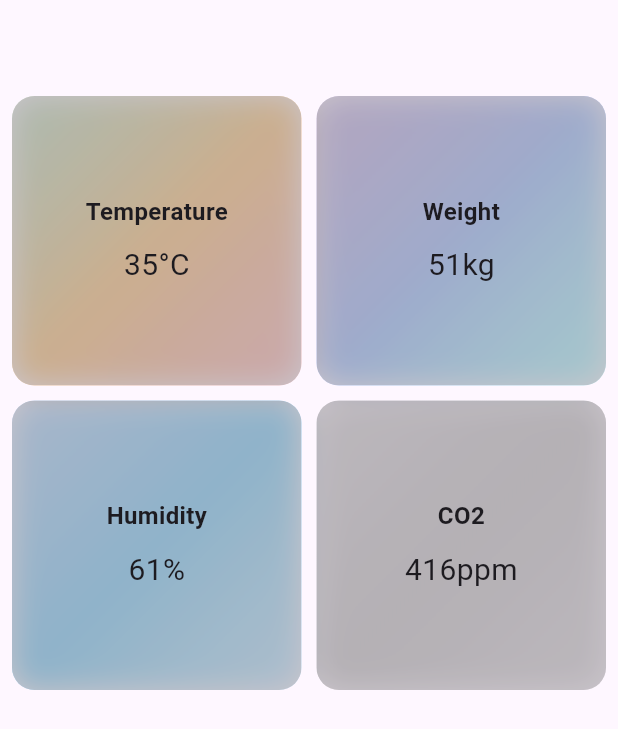
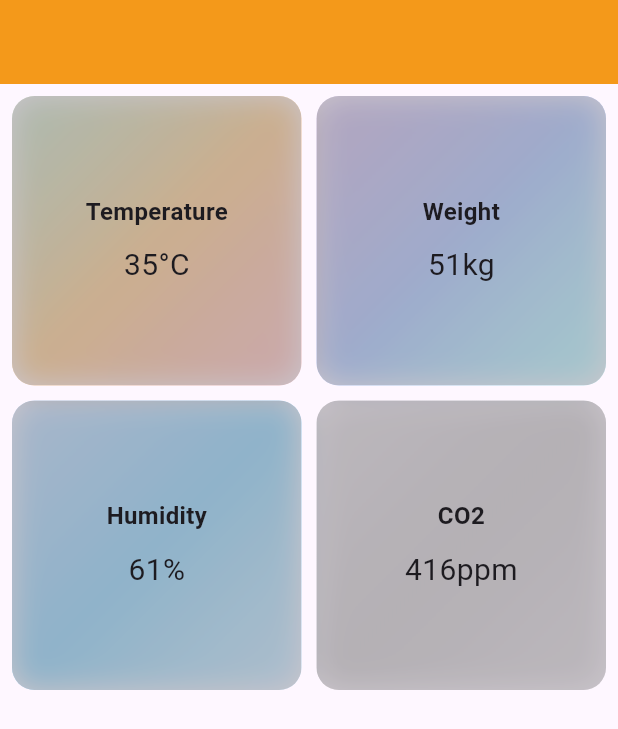
Before and after one commit to buungoo/Beehive-interface, a Flutter app: the BeehiveDetailPage screen opened directly with empty values, on a phone screen of 412 x 824 dp. Shown: the top 729 px of the screen. Run offline on Flutter 3.47's test engine with Material 3 defaults, Android fonts, the phone set to English and light mode, and no system bars; our stand-ins replace go_router.

Commit message:
Redesigning Overview and Detail page.

```diff
--- a/lib/providers/beehive_data_provider.dart
+++ b/lib/providers/beehive_data_provider.dart
@@ -5,6 +5,8 @@ import 'dart:math';
 class BeehiveDataProvider {
   // Simulates a stream of nullable temperature data
   Stream<BeehiveData> getBeehiveDataStream() async* {
+    // TODO: Investigate if its possible to do socket connection instead
+
     var random = Random();
     int temp = 35; // Initial temperature in °C
     int weight = 50; // Initial hive weight in kg
@@ -19,6 +21,8 @@ class BeehiveDataProvider {
       } else {
         init = true;
       }
+
+      print("Fetch Data");
       // Simulate small fluctuations in temperature (±0.5°C)
       temp += random.nextInt(3) - 1;
 
--- a/lib/views/beehive_detail_page.dart
+++ b/lib/views/beehive_detail_page.dart
@@ -24,7 +24,8 @@ class BeehiveDetailPage extends StatelessWidget {
       },
       child: SharedScaffold(
         context: context,
-        appBar: getNavigationBar(context: context, title: beehive.name),
+        appBar: getNavigationBar(
+            context: context, title: beehive.name, bgcolor: Color(0xFFf4991a)),
         body: Column(
           children: [
             Expanded(
--- a/lib/views/overview_page.dart
+++ b/lib/views/overview_page.dart
@@ -18,7 +18,10 @@ class OverviewPage extends StatelessWidget {
 
     return SharedScaffold(
       context: context,
-      appBar: getNavigationBar(context: context, title: 'Beehive Overview'),
+      appBar: getNavigationBar(
+          context: context,
+          title: 'Beehive Overview',
+          bgcolor: Color(0xFFf4991a)),
       body: FutureBuilder<List<Beehive>>(
         future: beehiveList,
         builder: (context, snapshot) {
--- a/lib/widgets/SharedAppBar.dart
+++ b/lib/widgets/SharedAppBar.dart
@@ -3,8 +3,14 @@ import 'package:flutter/material.dart';
 import '../utils/helpers.dart';
 
 PreferredSizeWidget? getNavigationBar(
-    {required BuildContext context, required String title}) {
+    {required BuildContext context, required String title, Color? bgcolor}) {
   return isIOS(context)
-      ? CupertinoNavigationBar(middle: Text(title))
-      : AppBar(title: Text(title));
+      ? CupertinoNavigationBar(
+          middle: Text(title),
+          backgroundColor: bgcolor,
+        )
+      : AppBar(
+          title: Text(title),
+          backgroundColor: bgcolor,
+        );
 }
```
Also changed, not shown: lib/widgets/SharedListView.dart (+17 -0 lines).
